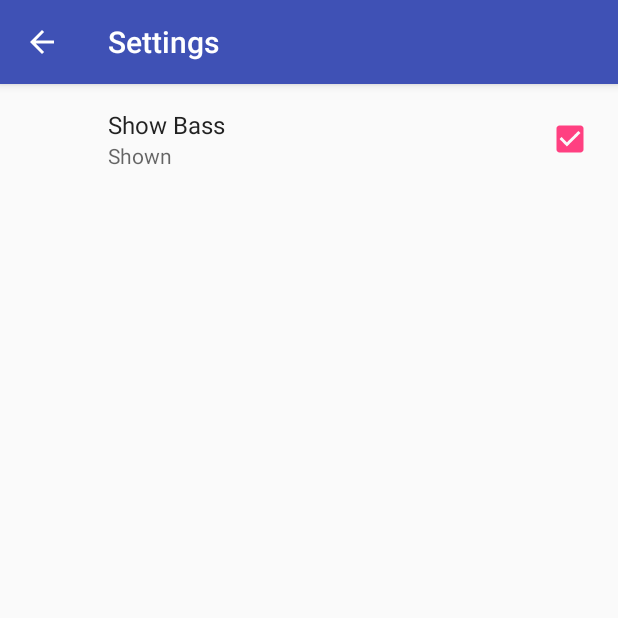
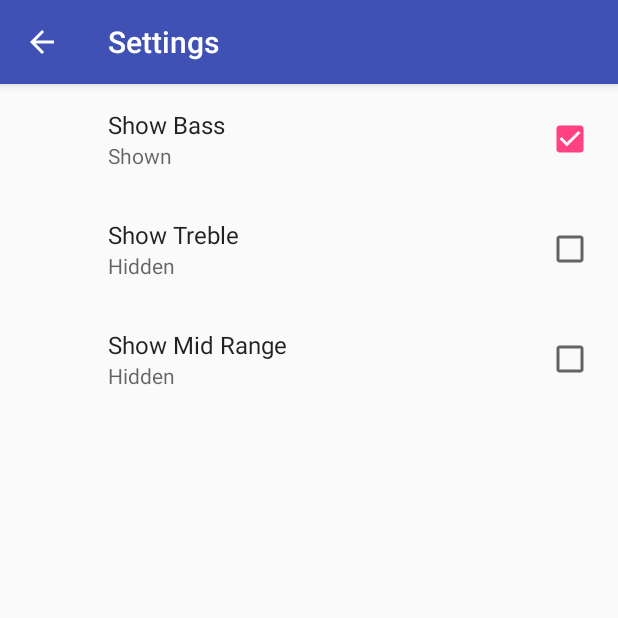
Before and after one commit to joycelin12/T06.06-Exercise-AddTwoMoreCheckboxes, an Android app: the screen it shows after launch (SettingsActivity), in the options menu, after a tap on "Settings", on a phone screen of 412 x 824 dp, the top half of it. Run offline under Robolectric (Android 15) with nearby library versions, the light colour scheme and no system bars; our stand-ins replace androidx.preference; 1 statement that could not run was skipped.

Commit message:
TODO (1) Add two more checkboxes for the treble and mid-range TODO (2) Add all of the strings for the new checkboxes TODO (3) Add any extra booleans for the new checkboxes TODO (4) Update the code in setupSharedPreferences and onSharedPreferenceChanged to update mVisualizerView to show the current values stored in shared preferences.

```diff
--- a/app/src/main/java/android/example/com/visualizerpreferences/VisualizerActivity.java
+++ b/app/src/main/java/android/example/com/visualizerpreferences/VisualizerActivity.java
@@ -55,8 +55,12 @@ public class VisualizerActivity extends AppCompatActivity implements SharedPrefe
         SharedPreferences sharedPreferences = PreferenceManager.getDefaultSharedPreferences(this);
         mVisualizerView.setShowBass(sharedPreferences.getBoolean(getString(R.string.pref_show_bass_key),
                 getResources().getBoolean(R.bool.pref_show_bass_default)));
-        mVisualizerView.setShowMid(true);
-        mVisualizerView.setShowTreble(true);
+        mVisualizerView.setShowMid(sharedPreferences.getBoolean(getString(R.string.pref_show_midrange_key),
+                getResources().getBoolean(R.bool.pref_show_midrange_default)));
+        mVisualizerView.setShowTreble(sharedPreferences.getBoolean(getString(R.string.pref_show_treble_key),
+                getResources().getBoolean(R.bool.pref_show_treble_default)));
+        //mVisualizerView.setShowMid(true);
+        //mVisualizerView.setShowTreble(true);
         mVisualizerView.setMinSizeScale(1);
         mVisualizerView.setColor(getString(R.string.pref_color_red_value));
         // Register the listener
@@ -67,6 +71,13 @@ public class VisualizerActivity extends AppCompatActivity implements SharedPrefe
     public void onSharedPreferenceChanged(SharedPreferences sharedPreferences, String key) {
         if (key.equals(getString(R.string.pref_show_bass_key))) {
             mVisualizerView.setShowBass(sharedPreferences.getBoolean(key, getResources().getBoolean(R.bool.pref_show_bass_default)));
+        } else if (key.equals(getString(R.string.pref_show_midrange_key))) {
+
+            mVisualizerView.setShowMid(sharedPreferences.getBoolean(key, getResources().getBoolean(R.bool.pref_show_midrange_default)));
+
+        } else if (key.equals(getString(R.string.pref_show_treble_key))) {
+            mVisualizerView.setShowTreble(sharedPreferences.getBoolean(key, getResources().getBoolean(R.bool.pref_show_treble_default)));
+
         }
     }
 
--- a/app/src/main/res/values/bools.xml
+++ b/app/src/main/res/values/bools.xml
@@ -2,4 +2,8 @@
 <resources>
     <bool name="pref_show_bass_default">true</bool>
     <!-- TODO (3) Add any extra booleans for the new checkboxes -->
+    <bool name="pref_show_treble_default">false</bool>
+    <bool name="pref_show_midrange_default">false</bool>
+
+
 </resources>
--- a/app/src/main/res/values/strings.xml
+++ b/app/src/main/res/values/strings.xml
@@ -17,6 +17,14 @@
     <string name="pref_show_false">Hidden</string>
 
     <!-- TODO (2) Add all of the strings for the new checkboxes -->
+    <string name="pref_show_treble_label">Show Treble</string>
+    <string name="pref_show_treble_key" translatable="false">show_treble</string>
+
+    <string name="pref_show_midrange_label">Show Mid Range</string>
+    <string name="pref_show_midrange_key" translatable="false">show_midrange</string>
+
+
+
 
     <!-- Value in SharedPreferences for red color option -->
     <string name="pref_color_red_value" translatable="false">red</string>
--- a/app/src/main/res/xml/pref_visualizer.xml
+++ b/app/src/main/res/xml/pref_visualizer.xml
@@ -10,4 +10,18 @@
         android:title="@string/pref_show_bass_label" />
 
     <!-- TODO (1) Add two more checkboxes for the treble and mid-range -->
+    <CheckBoxPreference
+        android:defaultValue="@bool/pref_show_treble_default"
+        android:key="@string/pref_show_treble_key"
+        android:summaryOff="@string/pref_show_false"
+        android:summaryOn="@string/pref_show_true"
+        android:title="@string/pref_show_treble_label" />
+    <CheckBoxPreference
+        android:defaultValue="@bool/pref_show_midrange_default"
+        android:key="@string/pref_show_midrange_key"
+        android:summaryOff="@string/pref_show_false"
+        android:summaryOn="@string/pref_show_true"
+        android:title="@string/pref_show_midrange_label" />
+
+
 </PreferenceScreen>
```
